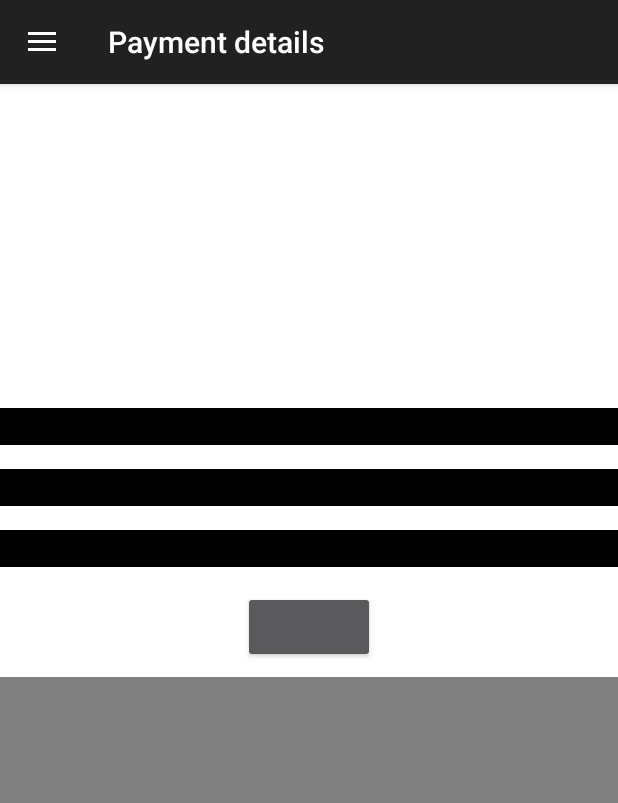
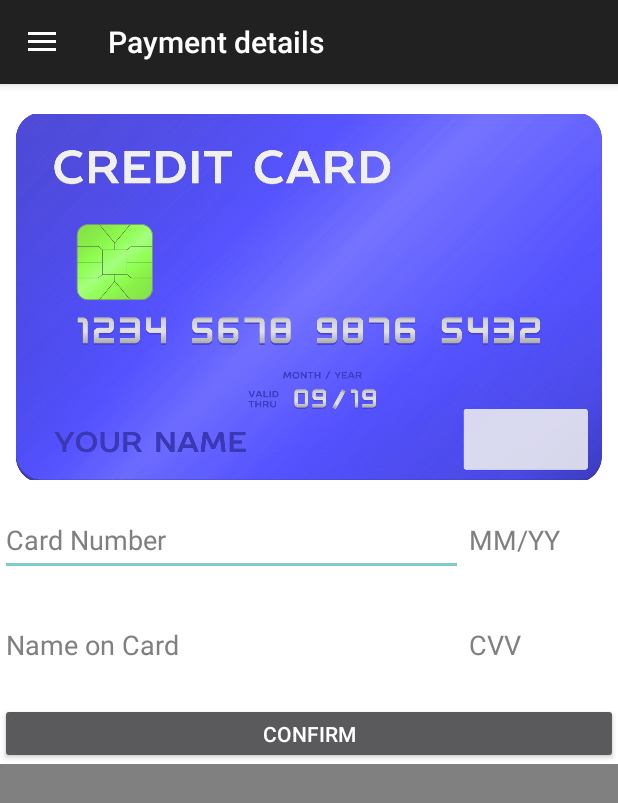
Before and after one commit to moevm/adfmp1h23-scooter, an Android app: the fragment PaymentDetailsFragment placed in its activity, in the side drawer, after a tap on "Payment details", on a phone screen of 412 x 824 dp. Shown: the top 803 px of the screen. Run offline under Robolectric (Android 15) with nearby library versions, the phone set to English and light mode, and no system bars; libraries missing offline, so code that uses them is left out: com.yandex.mapkit, com.yandex.runtime; 8 statements that could not run were skipped.

Commit message:
Finished Payment Details fragment

```diff
--- a/app/src/main/java/com/example/scooter/PaymentDetailsFragment.kt
+++ b/app/src/main/java/com/example/scooter/PaymentDetailsFragment.kt
@@ -1,10 +1,13 @@
 package com.example.scooter
 
 import android.os.Bundle
+import android.text.Editable
 import androidx.fragment.app.Fragment
 import android.view.LayoutInflater
 import android.view.View
 import android.view.ViewGroup
+import android.widget.EditText
+import android.text.TextWatcher
 
 // TODO: Rename parameter arguments, choose names that match
 // the fragment initialization parameters, e.g. ARG_ITEM_NUMBER
@@ -29,12 +32,42 @@ class PaymentDetailsFragment : Fragment() {
         }
     }
 
-    override fun onCreateView(
-        inflater: LayoutInflater, container: ViewGroup?,
-        savedInstanceState: Bundle?
-    ): View? {
-        // Inflate the layout for this fragment
-        return inflater.inflate(R.layout.fragment_payment_details, container, false)
+    override fun onCreateView(inflater: LayoutInflater, container: ViewGroup?, savedInstanceState: Bundle?): View? {
+        val view = inflater.inflate(R.layout.fragment_payment_details, container, false)
+
+        // Get a reference to the expiration date EditText view
+        val expirationDateEditText: EditText = view.findViewById(R.id.expirationDateEditText)
+
+        // Add a TextWatcher to the expiration date EditText view
+        expirationDateEditText.addTextChangedListener(object : TextWatcher {
+            private var isFormatting = false
+            private var slashInserted = false
+
+            override fun beforeTextChanged(s: CharSequence?, start: Int, count: Int, after: Int) {}
+
+            override fun onTextChanged(s: CharSequence?, start: Int, before: Int, count: Int) {
+                // If the user typed in two digits and a slash hasn't been inserted yet
+                if (!isFormatting && !slashInserted && s?.length == 2 && count == 1) {
+                    isFormatting = true
+                    slashInserted = true
+                    expirationDateEditText.setText(String.format("%s/", s))
+                    expirationDateEditText.setSelection(expirationDateEditText.text.length)
+                } else if (!isFormatting && slashInserted && s?.length == 2 && count == 0) {
+                    isFormatting = true
+                    slashInserted = false
+                    expirationDateEditText.setText(s.subSequence(0, s.length - 1))
+                    expirationDateEditText.setSelection(expirationDateEditText.text.length)
+                } else {
+                    slashInserted = false
+                }
+            }
+
+            override fun afterTextChanged(s: Editable?) {
+                isFormatting = false
+            }
+        })
+
+        return view
     }
 
     companion object {
--- a/app/src/main/res/layout/fragment_payment_details.xml
+++ b/app/src/main/res/layout/fragment_payment_details.xml
@@ -2,9 +2,9 @@
 <FrameLayout xmlns:android="http://schemas.android.com/apk/res/android"
     xmlns:tools="http://schemas.android.com/tools"
     android:layout_width="match_parent"
-    tools:context=".PaymentDetailsFragment"
-    android:background="@color/gray"
-    android:layout_height="match_parent">
+    android:layout_height="match_parent"
+    android:background="@color/black"
+    tools:context=".PaymentDetailsFragment">
 
     <RelativeLayout
         android:layout_width="match_parent"
@@ -13,49 +13,96 @@
 
         <LinearLayout
             android:layout_width="match_parent"
-            android:layout_height="395dp"
+            android:layout_height="453dp"
             android:background="#FFFFFF"
-            android:orientation="vertical">
+            android:orientation="vertical"
+            android:paddingTop="20dp">
 
             <ImageView
                 android:id="@+id/cardImageView"
                 android:layout_width="match_parent"
-                android:layout_height="200dp"
-                android:scaleType="centerCrop" />
+                android:layout_height="244dp"
+                android:scaleType="centerCrop"
+                android:src="@drawable/card" />
+
+            <LinearLayout
+                android:layout_width="match_parent"
+                android:layout_height="71dp"
+                android:orientation="horizontal">
 
                 <EditText
                     android:id="@+id/cardNumberEditText"
-                android:layout_width="match_parent"
+                    android:layout_width="206dp"
                     android:layout_height="wrap_content"
                     android:layout_marginTop="16dp"
-                android:background="@color/black"
+                    android:layout_weight="1"
                     android:inputType="number"
-                android:maxLines="1" />
+                    android:digits="0123456789"
+                    android:hint="Card Number"
+                    android:textColor="@color/black"
+                    android:maxLength="16"
+                    android:textColorHint="@color/gray"
+                    android:maxLines="1"
+                    android:minHeight="48dp" />
 
                 <EditText
                     android:id="@+id/expirationDateEditText"
+                    android:layout_width="0dp"
+                    android:layout_height="wrap_content"
+                    android:layout_marginTop="16dp"
+                    android:layout_weight="1"
+                    android:hint="MM/YY"
+                    android:textColorHint="@color/gray"
+                    android:inputType="number"
+                    android:textColor="@color/black"
+                    android:digits="0123456789/"
+                    android:maxLength="5"
+                    android:maxLines="1" />
+            </LinearLayout>
+
+            <LinearLayout
                 android:layout_width="match_parent"
                 android:layout_height="wrap_content"
+                android:orientation="horizontal">
+
+                <EditText
+                    android:id="@+id/editTextTextPersonName"
+                    android:layout_width="206dp"
+                    android:layout_height="wrap_content"
                     android:layout_marginTop="16dp"
-                android:background="@color/black"
-                android:inputType="number"
-                android:maxLines="1" />
+                    android:layout_weight="1"
+                    android:textColor="@color/black"
+                    android:inputType="textPersonName"
+                    android:maxLines="1"
+                    android:hint="Name on Card"
+                    android:textColorHint="@color/gray"
+                    />
 
                 <EditText
                     android:id="@+id/cvvEditText"
-                android:layout_width="match_parent"
+                    android:layout_width="0dp"
                     android:layout_height="wrap_content"
                     android:layout_marginTop="16dp"
-                android:background="@color/black"
+                    android:layout_weight="1"
+                    android:digits="0123456789"
+                    android:maxLength="3"
                     android:inputType="number"
+                    android:textColor="@color/black"
+                    android:hint="CVV"
+                    android:textColorHint="@color/gray"
                     android:maxLines="1" />
+
+            </LinearLayout>
 
             <Button
                 android:id="@+id/saveButton"
-                android:layout_width="wrap_content"
+                android:layout_width="match_parent"
                 android:layout_height="wrap_content"
+                android:text="Confirm"
+                android:textColor="@color/white"
                 android:layout_gravity="center_horizontal|bottom"
                 android:layout_marginTop="16dp" />
+
         </LinearLayout>
 
     </RelativeLayout>
```
Also changed, not shown: app/src/main/res/drawable/card.png (added). Lines whose indentation alone changed are shown as unchanged.
